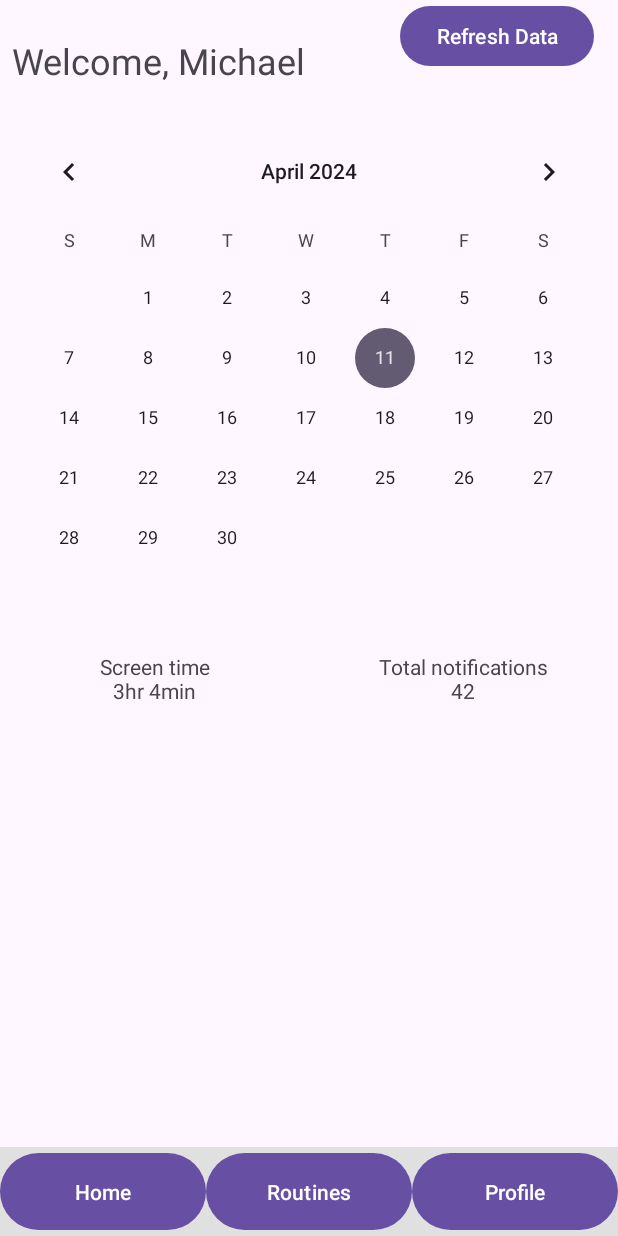
After one commit to michaelditrick/Focus, an Android app: the HomeActivity screen opened directly, with no data from a screen before it, on a phone screen of 412 x 824 dp. The commit adds this screen. Run offline under Robolectric (Android 15) with nearby library versions, the phone set to English and light mode, and no system bars.

Commit message:
code the first version of Home Activity, no functionality

```diff
--- /dev/null
+++ b/app/src/main/java/com/example/focus/HomeActivity.java
@@ -0,0 +1,84 @@
+package com.example.focus;
+
+
+import android.content.Intent;
+import android.os.Bundle;
+import android.view.View;
+import android.widget.Button;
+import android.widget.CalendarView;
+import android.widget.TextView;
+import androidx.appcompat.app.AppCompatActivity;
+
+public class HomeActivity extends AppCompatActivity {
+
+    private TextView welcomeText;
+    private Button refreshButton;
+    private CalendarView calendarView;
+    private View histogramView;
+    private TextView screenTimeText;
+    private TextView notificationText;
+
+
+    @Override
+    protected void onCreate(Bundle savedInstanceState) {
+        super.onCreate(savedInstanceState);
+        setContentView(R.layout.activity_home);
+
+        // Initialize views
+        welcomeText = findViewById(R.id.welcomeText);
+        refreshButton = findViewById(R.id.refreshButton);
+        calendarView = findViewById(R.id.calendarView);
+
+
+        // Set up the calendar view
+        calendarView.setOnDateChangeListener(new CalendarView.OnDateChangeListener() {
+            @Override
+            public void onSelectedDayChange(CalendarView view, int year, int month, int dayOfMonth) {
+                // Handle the day change, update the histogram and other views
+            }
+        });
+
+        // Set up the refresh button
+        refreshButton.setOnClickListener(new View.OnClickListener() {
+            @Override
+            public void onClick(View v) {
+                // Refresh the data, update histogram and text views
+            }
+        });
+
+        // Set up navigation buttons
+
+        // Set up onClickListener for Home button
+        Button navHome = findViewById(R.id.navHome);
+        navHome.setOnClickListener(new View.OnClickListener() {
+            @Override
+            public void onClick(View v) {
+                Intent intent = new Intent(HomeActivity.this, HomeActivity.class);
+                startActivity(intent);
+            }
+        });
+
+        Button navRoutines = findViewById(R.id.navRoutines);
+        navRoutines.setOnClickListener(new View.OnClickListener() {
+            @Override
+            public void onClick(View v) {
+                Intent intent = new Intent(HomeActivity.this, RoutinesActivity.class);
+                startActivity(intent);
+            }
+        });
+
+        // Set up onClickListener for Profile button
+        Button navProfile = findViewById(R.id.navProfile);
+        navProfile.setOnClickListener(new View.OnClickListener() {
+            @Override
+            public void onClick(View v) {
+                Intent intent = new Intent(HomeActivity.this, ProfileActivity.class);
+                startActivity(intent);
+            }
+        });
+
+        // TODO: Implement data loading and update methods
+    }
+
+    // TODO: Add methods for data handling and UI updates
+}
--- a/app/src/main/java/com/example/focus/LoginActivity.java
+++ b/app/src/main/java/com/example/focus/LoginActivity.java
@@ -58,7 +58,7 @@ public class LoginActivity extends AppCompatActivity {
                 }
                 */
 
-                Intent homeIntent = new Intent(LoginActivity.this, HomePageActivity.class);
+                Intent homeIntent = new Intent(LoginActivity.this, HomeActivity.class);
                 //homeIntent.putExtra("thisUserName", username);
                 startActivity(homeIntent);
 
--- /dev/null
+++ b/app/src/main/res/layout/activity_home.xml
@@ -0,0 +1,115 @@
+<RelativeLayout xmlns:android="http://schemas.android.com/apk/res/android"
+    xmlns:tools="http://schemas.android.com/tools"
+    android:layout_width="match_parent"
+    android:layout_height="match_parent"
+    tools:context=".HomeActivity">
+
+    <TextView
+        android:id="@+id/welcomeText"
+        android:layout_width="wrap_content"
+        android:layout_height="wrap_content"
+        android:text="Welcome, Michael"
+        android:layout_alignParentTop="true"
+        android:layout_marginTop="16dp"
+        android:padding="8dp"
+        android:textSize="24sp" />
+
+    <Button
+        android:id="@+id/refreshButton"
+        android:layout_width="wrap_content"
+        android:layout_height="wrap_content"
+        android:text="Refresh Data"
+        android:layout_alignParentEnd="true"
+        android:layout_marginEnd="16dp"
+         />
+
+    <CalendarView
+        android:id="@+id/calendarView"
+        android:layout_width="match_parent"
+        android:layout_height="wrap_content"
+        android:layout_below="@id/welcomeText"
+        android:layout_marginTop="16dp" />
+
+    <LinearLayout
+        android:id="@+id/infoLayout"
+        android:layout_width="match_parent"
+        android:layout_height="wrap_content"
+        android:orientation="horizontal"
+        android:layout_below="@id/calendarView">
+
+        <TextView
+            android:id="@+id/screenTimeTotal"
+            android:layout_width="0dp"
+            android:layout_height="wrap_content"
+            android:layout_weight="1"
+            android:text="Screen time\n3hr 4min"
+            android:gravity="center"
+            android:padding="16dp" />
+
+        <TextView
+            android:id="@+id/notificationsTotal"
+            android:layout_width="0dp"
+            android:layout_height="wrap_content"
+            android:layout_weight="1"
+            android:text="Total notifications\n42"
+            android:gravity="center"
+            android:padding="16dp" />
+    </LinearLayout>
+
+    <ScrollView
+        android:layout_width="match_parent"
+        android:layout_height="wrap_content"
+        android:layout_below="@id/infoLayout">
+
+        <LinearLayout
+            android:id="@+id/appListLayout"
+            android:layout_width="match_parent"
+            android:layout_height="wrap_content"
+            android:orientation="vertical"
+            android:padding="16dp">
+            <!-- Dynamically add app usage views here -->
+        </LinearLayout>
+    </ScrollView>
+
+    <!-- ... your previous XML code ... -->
+
+    <LinearLayout
+        android:id="@+id/navBar"
+        android:layout_width="match_parent"
+        android:layout_height="wrap_content"
+        android:orientation="horizontal"
+        android:layout_alignParentBottom="true"
+        android:background="#E0E0E0">
+
+        <Button
+            android:id="@+id/navHome"
+            android:layout_width="0dp"
+            android:layout_height="wrap_content"
+            android:layout_weight="1"
+            android:text="Home"
+            android:gravity="center"
+            android:padding="16dp" />
+
+        <Button
+            android:id="@+id/navRoutines"
+            android:layout_width="0dp"
+            android:layout_height="wrap_content"
+            android:layout_weight="1"
+            android:text="Routines"
+            android:gravity="center"
+            android:padding="16dp" />
+
+        <Button
+            android:id="@+id/navProfile"
+            android:layout_width="0dp"
+            android:layout_height="wrap_content"
+            android:layout_weight="1"
+            android:text="Profile"
+            android:gravity="center"
+            android:padding="16dp" />
+    </LinearLayout>
+
+    <!-- ... rest of your XML ... -->
+
+
+</RelativeLayout>
```
Also changed, not shown: app/src/main/AndroidManifest.xml (+9 -0 lines), app/src/main/java/com/example/focus/HomePageActivity.java (deleted, +0 -24 lines), app/src/main/java/com/example/focus/ProfileActivity.java (added, +24 -0 lines), app/src/main/java/com/example/focus/RoutinesActivity.java (added, +24 -0 lines), app/src/main/res/layout/activity_home_page.xml (deleted, +0 -10 lines), app/src/main/res/layout/activity_profile.xml (added, +10 -0 lines), app/src/main/res/layout/activity_routines.xml (added, +10 -0 lines), 38 other files.
